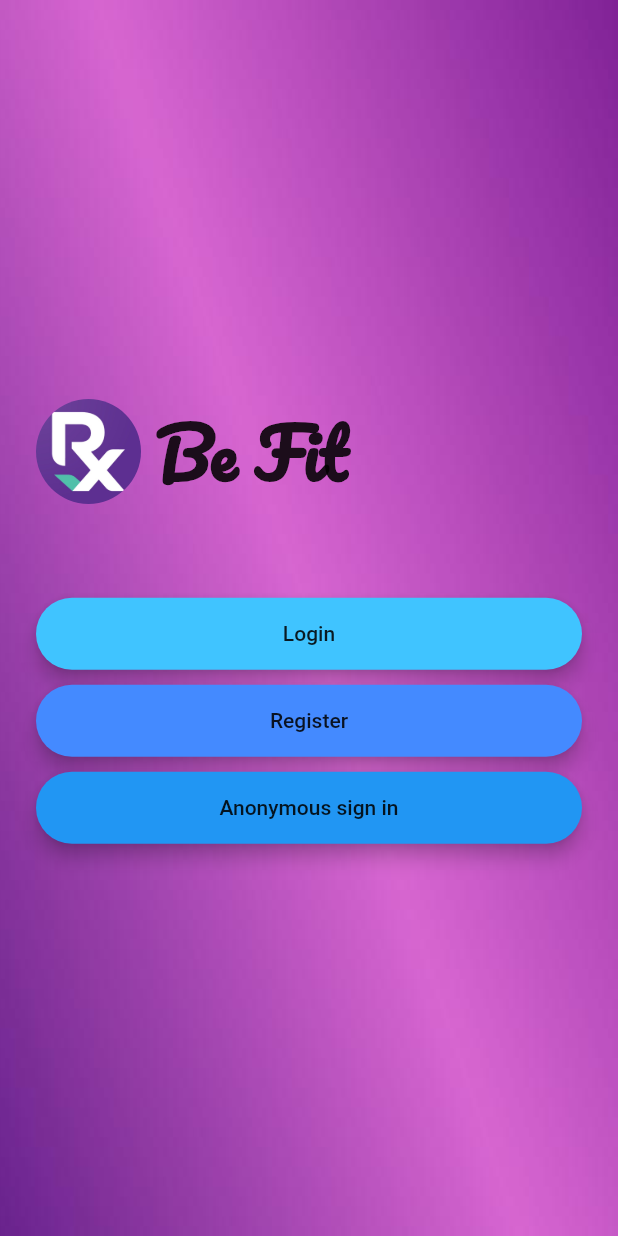
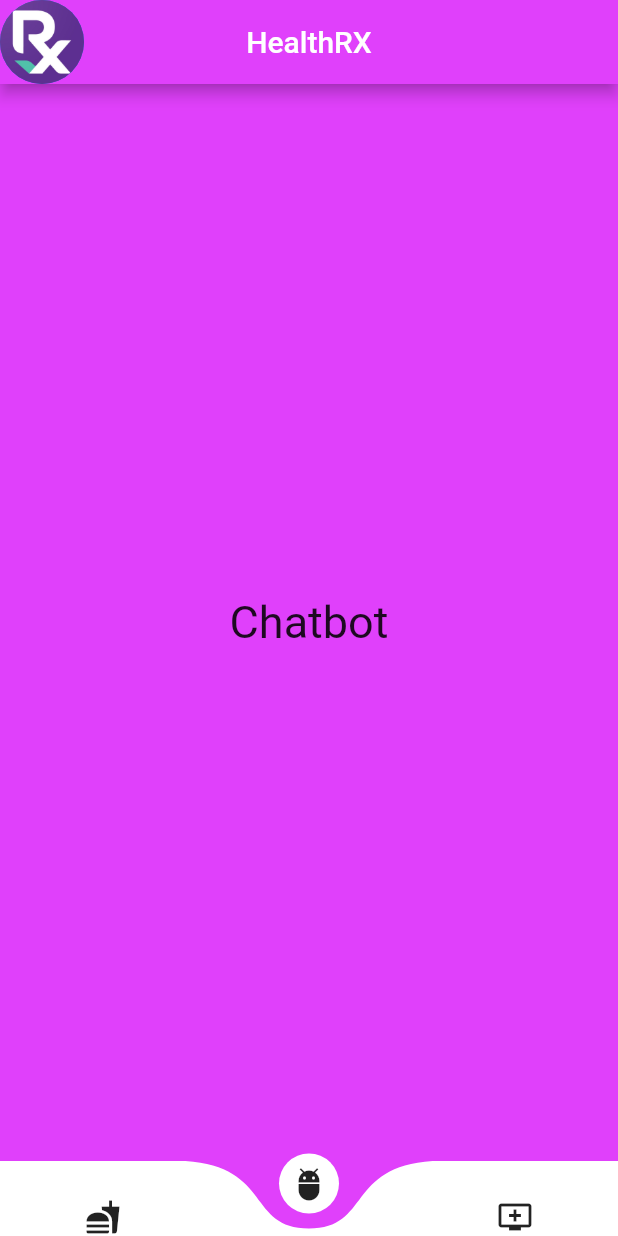
Before and after one commit to Hack-Rx/The-Project-Team, a Flutter app: the screen it shows after launch, after a tap on "Anonymous sign in", on a phone screen of 412 x 824 dp. Run offline on Flutter 3.47's test engine with Material 2 defaults, Android fonts, the phone set to English and light mode, and no system bars; drawn by our look-alikes of curved_navigation_bar; our stand-ins replace animated_text_kit, bubble, font_awesome_flutter; missing offline and left inert: flutter_dialogflow; project files that could hold a hidden picture were left out.

Commit message:
Menu page
Menu page is integrated with the login and signup page

```diff
--- a/Updated_login_and_signup/lib/main.dart
+++ b/Updated_login_and_signup/lib/main.dart
@@ -1,4 +1,5 @@
 import 'package:flutter/material.dart';
+import 'package:hackathonrx/screens/dashboard.dart';
 import 'screens/welcomeScreen.dart';
 import 'screens/loginPage.dart';
 import 'screens/registrationPage.dart';
@@ -18,6 +19,7 @@ class MyApp extends StatelessWidget {
         '/': (context)=>WelcomeScreen(),
         '/register': (context)=> RegistrationPage(),
         '/login': (context)=> LoginPage(),
+        '/dashboard': (context)=> Dashboard(),
       },
     );
   }
--- /dev/null
+++ b/Updated_login_and_signup/lib/screens/chatbot.dart
@@ -0,0 +1,15 @@
+import 'package:flutter/material.dart';
+
+class ChatBot extends StatefulWidget {
+  @override
+  _ChatBotState createState() => _ChatBotState();
+}
+
+class _ChatBotState extends State<ChatBot> {
+  @override
+  Widget build(BuildContext context) {
+    return Center(
+      child: Text('Chatbot', style: TextStyle(fontSize: 30),),
+    );
+  }
+}
--- /dev/null
+++ b/Updated_login_and_signup/lib/screens/dashboard.dart
@@ -0,0 +1,56 @@
+import 'package:flutter/material.dart';
+import 'package:hackathonrx/screens/mealPlanner.dart';
+import 'package:hackathonrx/screens/chatbot.dart';
+import 'package:hackathonrx/screens/calorieCounter.dart';
+import 'package:curved_navigation_bar/curved_navigation_bar.dart';
+
+
+
+class Dashboard extends StatefulWidget {
+  @override
+  _DashboardState createState() => _DashboardState();
+}
+
+class _DashboardState extends State<Dashboard> {
+
+  int pageNumber = 1;
+  List<Widget> pages=[
+    MealPlanner(),
+    ChatBot(),
+    CalorieCounter(),
+  ];
+
+  @override
+  Widget build(BuildContext context) {
+    return Scaffold(
+        backgroundColor: Colors.purpleAccent,
+        appBar: AppBar(
+          leading:CircleAvatar(
+            backgroundImage: AssetImage('assets/images/healthrx.png'),
+          ),
+
+          backgroundColor: Colors.purpleAccent,
+          title: Text('HealthRX'),
+          centerTitle: true,
+        ),
+        bottomNavigationBar: CurvedNavigationBar(
+          index: pageNumber,
+          animationDuration: Duration(milliseconds: 250 ),
+          height: 50,
+          backgroundColor: Colors.purpleAccent,
+          color: Colors.white,
+          items: <Widget>[
+            Icon(Icons.fastfood),
+            Icon(Icons.adb),
+            Icon(Icons.add_to_queue),
+          ],
+          onTap: (index){
+            setState(() {
+              pageNumber = index;
+            });
+          },
+        ),
+        body: pages[pageNumber]
+    );
+  }
+}
--- a/Updated_login_and_signup/lib/screens/welcomeScreen.dart
+++ b/Updated_login_and_signup/lib/screens/welcomeScreen.dart
@@ -46,7 +46,6 @@ class _WelcomeScreenState extends State<WelcomeScreen> {
                     ),
                     SizedBox(width: 10,),
                     Text('Be',style: TextStyle(fontSize: 45.0,fontFamily: 'Pacifico',fontWeight: FontWeight.bold)),
-
                     RotateAnimatedTextKit(
                       onTap: () {
                         print("Tap Event");
@@ -55,9 +54,7 @@ class _WelcomeScreenState extends State<WelcomeScreen> {
                       repeatForever: true,
                       text: [" Fit", "Healthy"," You"],
                       textStyle: TextStyle(fontSize: 45.0, fontFamily: 'Pacifico', fontWeight: FontWeight.bold),
-
                     ),
-
                   ],
                 ),
                 SizedBox(
--- a/Updated_login_and_signup/pubspec.yaml
+++ b/Updated_login_and_signup/pubspec.yaml
@@ -9,6 +9,8 @@ dependencies:
     sdk: flutter
   animated_text_kit: ^2.0.1
   cupertino_icons: ^0.1.2
+  curved_navigation_bar: ^0.3.2
+
 
 
 dev_dependencies:
```
Also changed, not shown: Updated_login_and_signup/lib/screens/calorieCounter.dart (added, +15 -0 lines), Updated_login_and_signup/lib/screens/mealPlanner.dart (added, +15 -0 lines), Updated_login_and_signup/assets/images/1.jpg (added), Updated_login_and_signup/assets/images/2.jpg (added), Updated_login_and_signup/assets/images/3.jpg (added), Updated_login_and_signup/pubspec.lock, 1 other file.
